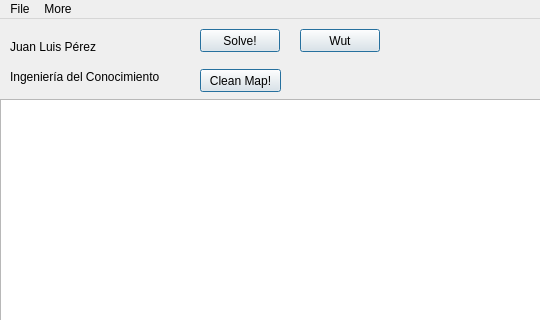
Before: the Qt Designer form UI/GUI.ui in PaytonZ/IC-Practica1, drawn with Qt 5; both pictures show x 0 to 540 and y 0 to 320 of the 728 by 654 pixel window.
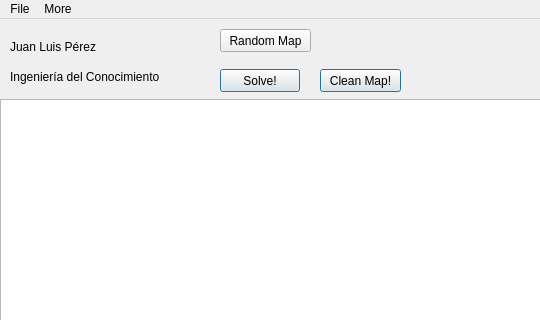
After: the same form once the commit is applied.

Commit message: RAndom map and start and finish can be declared by interface

The edit to the form file:
```diff
--- a/UI/GUI.ui
+++ b/UI/GUI.ui
@@ -116,8 +116,8 @@
    <widget class="QPushButton" name="solveButton">
     <property name="geometry">
      <rect>
-      <x>200</x>
-      <y>10</y>
+      <x>220</x>
+      <y>50</y>
       <width>80</width>
       <height>23</height>
      </rect>
@@ -138,7 +138,7 @@
    <widget class="QPushButton" name="cleanButton">
     <property name="geometry">
      <rect>
-      <x>200</x>
+      <x>320</x>
       <y>50</y>
       <width>81</width>
       <height>23</height>
@@ -154,26 +154,14 @@
    <widget class="QPushButton" name="pushButton">
     <property name="geometry">
      <rect>
-      <x>300</x>
+      <x>220</x>
       <y>10</y>
-      <width>80</width>
+      <width>91</width>
       <height>23</height>
      </rect>
     </property>
     <property name="text">
-     <string>Wut</string>
-    </property>
-    <property name="checkable">
-     <bool>false</bool>
-    </property>
-    <property name="autoDefault">
-     <bool>false</bool>
-    </property>
-    <property name="default">
-     <bool>true</bool>
-    </property>
-    <property name="flat">
-     <bool>false</bool>
+     <string>Random Map</string>
     </property>
    </widget>
   </widget>
```
Left out of the diff: 6 changed lines with no effect on the pictures. The commit also changes 3 other files.
